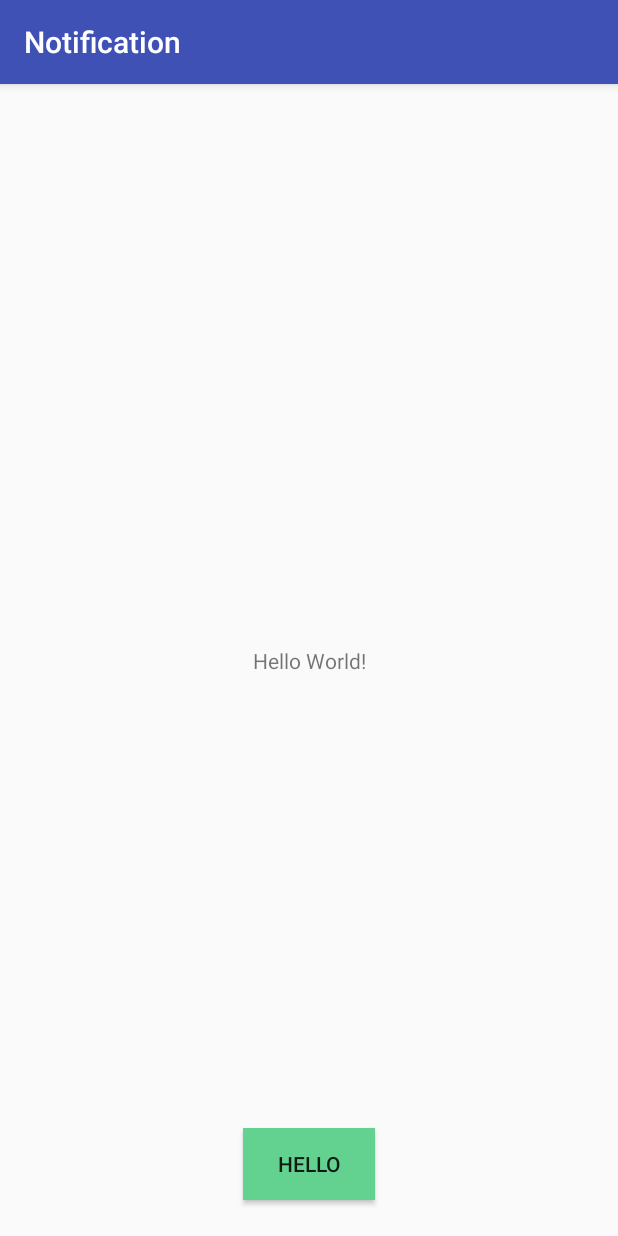
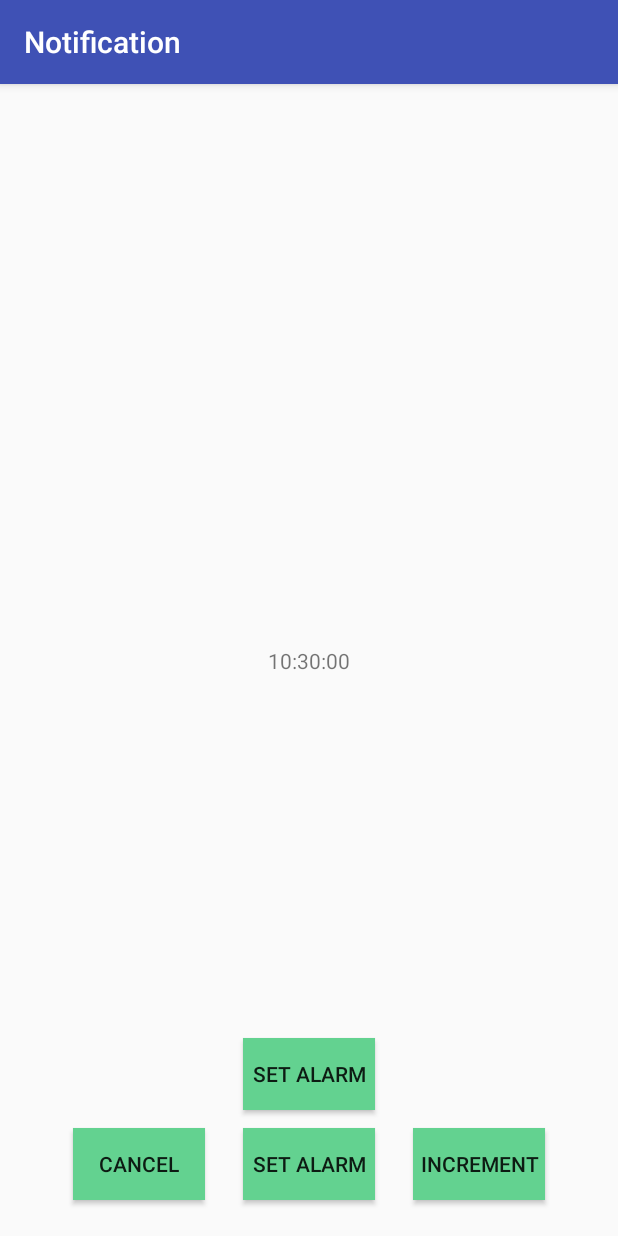
Before and after one commit to turastory/android-experiment, an Android app: the screen it shows after launch (MainActivity), on a phone screen of 412 x 824 dp. Run offline under Robolectric (Android 15) with nearby library versions, the phone set to English and light mode, and no system bars.

Commit message:
Notification Alarm - cancel+ test

```diff
--- a/notification/src/main/java/com/midasit/notification/MainActivity.java
+++ b/notification/src/main/java/com/midasit/notification/MainActivity.java
@@ -8,8 +8,11 @@ import android.os.Bundle;
 import android.support.annotation.Nullable;
 import android.support.v7.app.AppCompatActivity;
 import android.util.Log;
+import android.widget.TextView;
 
 import java.util.Calendar;
+import java.util.Date;
+import java.util.Locale;
 
 /**
  * Created by nyh0111 on 2018-03-28.
@@ -17,38 +20,98 @@ import java.util.Calendar;
 
 public class MainActivity extends AppCompatActivity {
 
+    private TextView textView;
+
     // Wake up the device to fire the alarm at precisely 8:30 a.m., and every 20 minutes thereafter:
     private AlarmManager alarmManager;
     private PendingIntent alarmIntent;
+
+    private int alarmHour;
+    private int alarmMinute;
+    private int alarmSecond;
 
     @Override
     protected void onCreate(@Nullable Bundle savedInstanceState) {
         super.onCreate(savedInstanceState);
         setContentView(R.layout.activity_main);
 
-        findViewById(R.id.button).setOnClickListener(v -> registerAlarm());
-    }
-
-    private void registerAlarm() {
-        Log.e("asdf", "Register alarm");
+        alarmManager = (AlarmManager) getSystemService(Context.ALARM_SERVICE);
 
         Calendar calendar = Calendar.getInstance();
         calendar.setTimeInMillis(System.currentTimeMillis());
-        calendar.set(Calendar.HOUR_OF_DAY, 13);
+
+        alarmHour = calendar.get(Calendar.HOUR_OF_DAY);
+        alarmMinute = calendar.get(Calendar.MINUTE);
+        alarmSecond = calendar.get(Calendar.SECOND);
+
+        textView = findViewById(R.id.text);
+
+        findViewById(R.id.button).setOnClickListener(v -> registerAlarm(alarmHour, alarmMinute, alarmSecond, 0));
+        findViewById(R.id.button2).setOnClickListener(v -> registerAlarm(alarmHour, alarmMinute, alarmSecond, 1));
+        findViewById(R.id.cancel_button).setOnClickListener(v -> cancelAlarm());
+        findViewById(R.id.increment_button).setOnClickListener(v -> increment());
+
+        bindView();
+    }
+
+    private void cancelAlarm() {
+        if (alarmIntent != null) {
+            alarmManager.cancel(alarmIntent);
+            alarmIntent = null;
+        }
+    }
+
+    private void registerAlarm(int hour, int minute, int second, int requestCode) {
+        if (alarmIntent != null) {
+            Log.e("asdf", "Alarm is already set. please cancel it first.");
+            return;
+        }
+
+        Log.e("asdf", "Register alarm at " + String.format("%02d:%02d:%02d", hour, minute, second));
+
+        Calendar calendar = Calendar.getInstance();
+        calendar.setTimeInMillis(System.currentTimeMillis());
+        calendar.set(Calendar.HOUR_OF_DAY, hour);
+        calendar.set(Calendar.MINUTE, minute);
+        calendar.set(Calendar.SECOND, second);
 
         alarmManager = (AlarmManager) getSystemService(Context.ALARM_SERVICE);
 
         Intent intent = new Intent(this, AlarmReceiver.class);
-        alarmIntent = PendingIntent.getBroadcast(this, 0, intent, 0);
+        alarmIntent = PendingIntent.getBroadcast(this, requestCode, intent, 0);
 
         // With setInexactRepeating(), you have to use one of the AlarmManager interval
         // constants—in this case, AlarmManager.INTERVAL_DAY.
         alarmManager.setInexactRepeating(AlarmManager.RTC_WAKEUP, calendar.getTimeInMillis(),
-            AlarmManager.INTERVAL_FIFTEEN_MINUTES, alarmIntent);
+            1000, alarmIntent);
 
 //        // setRepeating() lets you specify a precise custom interval—in this case,
 //        // 20 minutes.
 //        alarmManager.setRepeating(AlarmManager.RTC_WAKEUP, calendar.getTimeInMillis(),
 //            1000 * 60 * 20, alarmIntent);
     }
+
+    private void increment() {
+        alarmSecond += 10;
+
+        if (alarmSecond >= 60) {
+            alarmSecond -= 60;
+            alarmMinute += 1;
+        }
+
+        if (alarmMinute >= 60) {
+            alarmMinute -= 60;
+            alarmHour += 1;
+        }
+
+        if (alarmHour >= 24) {
+            alarmHour -= 24;
+        }
+
+        bindView();
+    }
+
+    private void bindView() {
+        textView.setText(String.format(Locale.getDefault(), "%02d:%02d:%02d", alarmHour, alarmMinute, alarmSecond));
+    }
 }
--- a/notification/src/main/res/layout/activity_main.xml
+++ b/notification/src/main/res/layout/activity_main.xml
@@ -6,6 +6,7 @@
   android:layout_height="match_parent">
 
   <TextView
+    android:id="@+id/text"
     android:layout_width="wrap_content"
     android:layout_height="wrap_content"
     android:text="Hello World!"
@@ -16,11 +17,48 @@
 
   <Button
     android:id="@+id/button"
-    android:text="Hello"
+    android:text="set alarm"
     android:background="#63d290"
     android:layout_width="wrap_content"
     android:layout_height="wrap_content"
     android:layout_marginBottom="24dp"
+    app:layout_constraintHorizontal_bias="0.5"
+    app:layout_constraintBottom_toBottomOf="parent"
+    app:layout_constraintLeft_toLeftOf="parent"
+    app:layout_constraintRight_toRightOf="parent"/>
+
+  <Button
+    android:id="@+id/button2"
+    android:text="set alarm"
+    android:background="#63d290"
+    android:layout_width="wrap_content"
+    android:layout_height="wrap_content"
+    android:layout_marginBottom="84dp"
+    app:layout_constraintHorizontal_bias="0.5"
+    app:layout_constraintBottom_toBottomOf="parent"
+    app:layout_constraintLeft_toLeftOf="parent"
+    app:layout_constraintRight_toRightOf="parent"/>
+
+  <Button
+    android:id="@+id/cancel_button"
+    android:text="cancel"
+    android:background="#63d290"
+    android:layout_width="wrap_content"
+    android:layout_height="wrap_content"
+    android:layout_marginBottom="24dp"
+    app:layout_constraintHorizontal_bias="0.15"
+    app:layout_constraintBottom_toBottomOf="parent"
+    app:layout_constraintLeft_toLeftOf="parent"
+    app:layout_constraintRight_toRightOf="parent"/>
+
+  <Button
+    android:id="@+id/increment_button"
+    android:text="increment"
+    android:background="#63d290"
+    android:layout_width="wrap_content"
+    android:layout_height="wrap_content"
+    android:layout_marginBottom="24dp"
+    app:layout_constraintHorizontal_bias="0.85"
     app:layout_constraintBottom_toBottomOf="parent"
     app:layout_constraintLeft_toLeftOf="parent"
     app:layout_constraintRight_toRightOf="parent"/>
```
